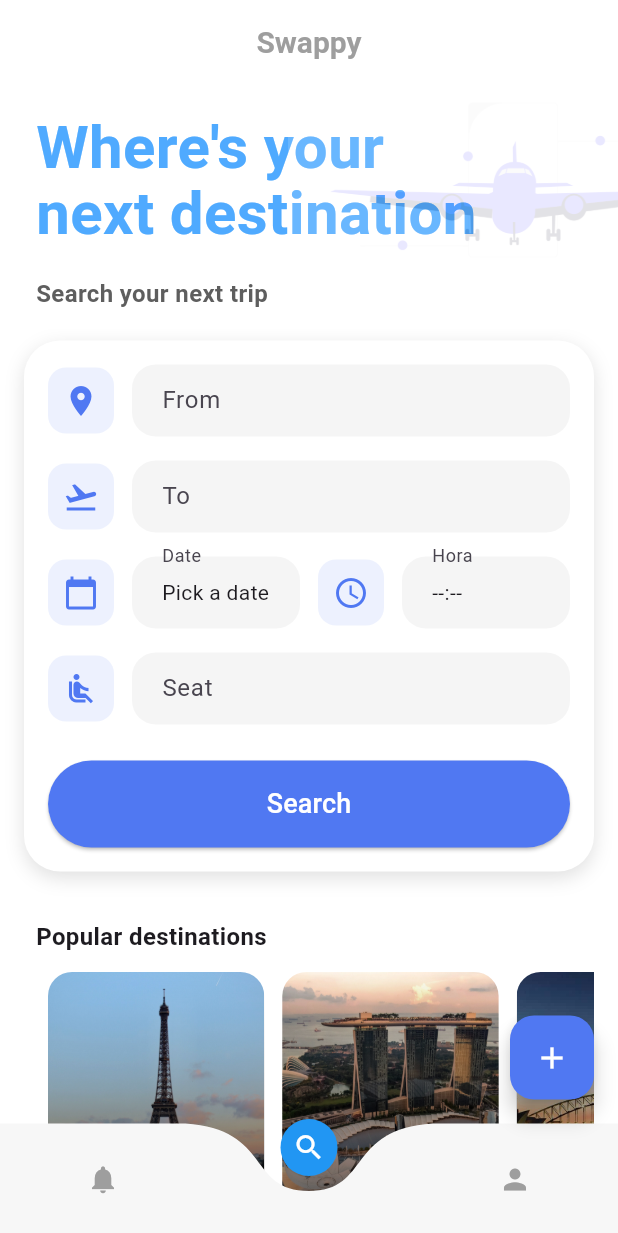
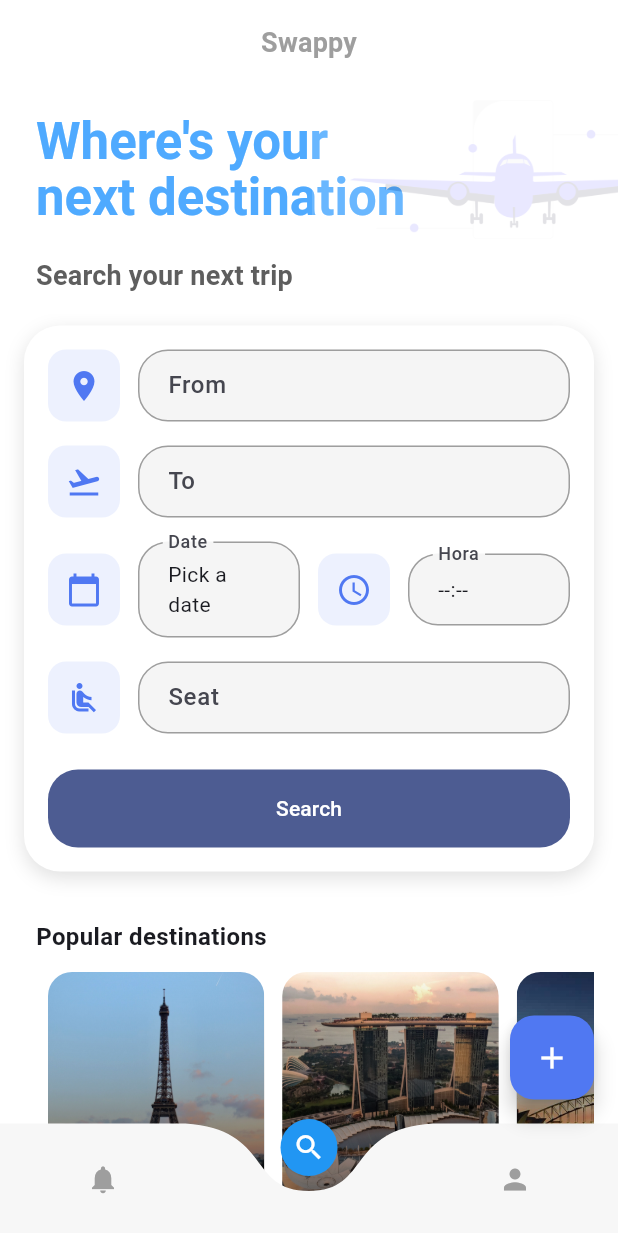
Before and after one commit to laiamarnav/Swappy, a Flutter app: the SearchScreen screen opened by its route, on a phone screen of 412 x 824 dp. Shown: the top 1233 px of the screen. Run offline on Flutter 3.47's test engine with Material 3 defaults, Android fonts, the phone set to English and light mode, and no system bars; drawn by our look-alikes of curved_navigation_bar; our stand-ins replace get_it, shared_preferences; accounts and stored records are empty.

Commit message:
feat: centralize theme and spacing

```diff
--- a/lib/presentation/search/search_screen.dart
+++ b/lib/presentation/search/search_screen.dart
@@ -11,6 +11,10 @@
 import '../widgets/search_form.dart';
 import '../widgets/search_summary.dart';
 import '../widgets/seat_request_dialog.dart';
+import '../../ui/spacing.dart';
+import '../../ui/max_width.dart';
+import '../../ui/states/loading_state.dart';
+import '../../ui/states/empty_state.dart';
 
 class SearchScreen extends StatefulWidget {
   const SearchScreen({super.key});
@@ -26,8 +30,9 @@
   final seatController = TextEditingController();
   DateTime? selectedDateTime;
 
-  late final search.SearchController controller =
-      search.SearchController(locator());
+  late final search.SearchController controller = search.SearchController(
+    locator(),
+  );
 
   @override
   void initState() {
@@ -62,8 +67,13 @@
     );
     if (time == null) return;
     setState(() {
-      selectedDateTime =
-          DateTime(date.year, date.month, date.day, time.hour, time.minute);
+      selectedDateTime = DateTime(
+        date.year,
+        date.month,
+        date.day,
+        time.hour,
+        time.minute,
+      );
     });
   }
 
@@ -102,23 +112,23 @@
       fab: FloatingActionButton(
         heroTag: 'search',
         onPressed: _navigateCreate,
+        tooltip: 'Create listing',
         backgroundColor: AppColors.primary,
         child: const Icon(Icons.add, color: Colors.white),
       ),
-      body: Column(
+      body: MaxWidth(
+        child: Column(
           children: [
             AppBar(
               backgroundColor: Colors.white,
               elevation: 0,
               centerTitle: true,
               automaticallyImplyLeading: false,
-              title: const Text(
+              title: Text(
                 'Swappy',
-                style: TextStyle(
-                  color: Colors.grey,
-                  fontSize: 20,
-                  fontWeight: FontWeight.w600,
-                ),
+                style: Theme.of(
+                  context,
+                ).textTheme.titleMedium?.copyWith(color: Colors.grey),
               ),
             ),
             if (state.status == AsyncStatus.idle)
@@ -128,14 +138,15 @@
                   Container(
                     width: double.infinity,
                     padding: const EdgeInsets.symmetric(
-                        horizontal: 24, vertical: 20),
+                      horizontal: spaceL,
+                      vertical: spaceM + spaceXS,
+                    ),
                     color: Colors.white,
-                    child: const Text(
+                    child: Text(
                       "Where's your\nnext destination",
-                      style: TextStyle(
-                        color: Color.fromARGB(255, 79, 170, 255),
-                        fontSize: 40,
-                        fontWeight: FontWeight.bold,
+                      style: Theme.of(context).textTheme.headlineLarge
+                          ?.copyWith(
+                            color: const Color.fromARGB(255, 79, 170, 255),
                             height: 1.1,
                           ),
                     ),
@@ -157,16 +168,19 @@
                   ),
                 ],
               ),
-            const Padding(
-              padding: EdgeInsets.fromLTRB(24, 0, 24, 12),
+            Padding(
+              padding: const EdgeInsets.fromLTRB(
+                spaceL,
+                0,
+                spaceL,
+                spaceS + spaceXS,
+              ),
               child: Align(
                 alignment: Alignment.centerLeft,
                 child: Text(
                   'Search your next trip',
-                  style: TextStyle(
-                    fontSize: 16,
-                    fontWeight: FontWeight.bold,
-                    color: Color.fromARGB(255, 94, 94, 94),
+                  style: Theme.of(context).textTheme.titleMedium?.copyWith(
+                    color: const Color.fromARGB(255, 94, 94, 94),
                   ),
                 ),
               ),
@@ -183,14 +197,17 @@
               child: Builder(
                 builder: (context) {
                   if (state.status == AsyncStatus.loading) {
-                    return const Center(child: CircularProgressIndicator());
+                    return const LoadingState();
                   }
                   if (state.status == AsyncStatus.error) {
                     return Column(
                       mainAxisAlignment: MainAxisAlignment.center,
                       children: [
-                        const Text('Something went wrong'),
-                        const SizedBox(height: 12),
+                        Text(
+                          'Something went wrong',
+                          style: Theme.of(context).textTheme.bodyLarge,
+                        ),
+                        const SizedBox(height: spaceS + spaceXS),
                         ElevatedButton(
                           onPressed: _submitSearch,
                           child: const Text('Retry'),
@@ -200,26 +217,32 @@
                   }
                   if (state.status == AsyncStatus.success) {
                     if (results.isEmpty) {
-                      return const Center(child: Text('No results found'));
+                      return const EmptyState(
+                        icon: Icons.search_off,
+                        title: 'No results found',
+                        subtitle: 'Try a different search',
+                      );
                     }
                     return SafeArea(
                       top: false,
                       child: ListView.builder(
                         padding: EdgeInsets.only(
-                          left: 16,
-                          right: 16,
-                          top: 8,
+                          left: spaceM,
+                          right: spaceM,
+                          top: spaceS,
                           bottom: bottomPadding,
                         ),
                         itemCount: results.length,
                         itemBuilder: (context, i) {
                           final r = results[i];
                           return Container(
-                            margin: const EdgeInsets.only(bottom: 12),
-                            padding: const EdgeInsets.all(16),
+                            margin: const EdgeInsets.only(
+                              bottom: spaceS + spaceXS,
+                            ),
+                            padding: const EdgeInsets.all(spaceM),
                             decoration: BoxDecoration(
                               color: Colors.white,
-                              borderRadius: BorderRadius.circular(16),
+                              borderRadius: BorderRadius.circular(spaceM),
                               boxShadow: [
                                 BoxShadow(
                                   color: Colors.black.withOpacity(0.05),
@@ -240,35 +263,60 @@
                                       children: [
                                         const Icon(
                                           Icons.flight_takeoff,
-                                          color: Color.fromARGB(255, 79, 170, 255),
+                                          color: Color.fromARGB(
+                                            255,
+                                            79,
+                                            170,
+                                            255,
                                           ),
-                                        const SizedBox(width: 8),
+                                        ),
+                                        const SizedBox(width: spaceS),
                                         Text(
                                           '${r.from} → ${r.to}',
-                                          style: const TextStyle(
-                                            fontSize: 16,
+                                          style: Theme.of(context)
+                                              .textTheme
+                                              .bodyLarge
+                                              ?.copyWith(
                                                 fontWeight: FontWeight.bold,
                                               ),
                                         ),
                                       ],
                                     ),
                                     Column(
-                                      crossAxisAlignment: CrossAxisAlignment.end,
+                                      crossAxisAlignment:
+                                          CrossAxisAlignment.end,
                                       children: [
-                                        Text(Dates.ymd(r.dateTime),
-                                            style: const TextStyle(
-                                                color: Colors.grey, fontSize: 12)),
-                                        Text(Dates.time.format(r.dateTime),
-                                            style: const TextStyle(
-                                                color: Colors.grey, fontSize: 12)),
+                                        Text(
+                                          Dates.ymd(r.dateTime),
+                                          style: Theme.of(context)
+                                              .textTheme
+                                              .bodyMedium
+                                              ?.copyWith(
+                                                color: Colors.grey,
+                                                fontSize: 12,
+                                              ),
+                                        ),
+                                        Text(
+                                          Dates.time.format(r.dateTime),
+                                          style: Theme.of(context)
+                                              .textTheme
+                                              .bodyMedium
+                                              ?.copyWith(
+                                                color: Colors.grey,
+                                                fontSize: 12,
+                                              ),
+                                        ),
                                       ],
                                     ),
                                   ],
                                 ),
-                                const SizedBox(height: 8),
-                                Text(r.airline,
-                                    style: const TextStyle(color: Colors.grey)),
-                                const Divider(height: 20),
+                                const SizedBox(height: spaceS),
+                                Text(
+                                  r.airline,
+                                  style: Theme.of(context).textTheme.bodyMedium
+                                      ?.copyWith(color: Colors.grey),
+                                ),
+                                const Divider(height: spaceM + spaceS),
                                 Row(
                                   mainAxisAlignment:
                                       MainAxisAlignment.spaceBetween,
@@ -282,20 +330,12 @@
                                             'to': r.to,
                                             'seat': r.seat,
                                             'date': Dates.ymd(r.dateTime),
-                                        'time': Dates.time.format(r.dateTime),
+                                            'time': Dates.time.format(
+                                              r.dateTime,
+                                            ),
                                           }),
                                       icon: const Icon(Icons.event_seat),
                                       label: const Text('Solicitar asiento'),
-                                      style: ElevatedButton.styleFrom(
-                                        backgroundColor:
-                                            AppColors.primary.withOpacity(0.1),
-                                        foregroundColor: AppColors.primary,
-                                        elevation: 0,
-                                        shape: RoundedRectangleBorder(
-                                          borderRadius:
-                                              BorderRadius.circular(20),
-                                        ),
-                                      ),
                                     ),
                                   ],
                                 ),
@@ -313,7 +353,9 @@
                         final sectionWidth = constraints.maxWidth / 2;
                         return SingleChildScrollView(
                           padding: const EdgeInsets.symmetric(
-                              horizontal: 16, vertical: 8),
+                            horizontal: spaceM,
+                            vertical: spaceS,
+                          ),
                           child: Column(
                             children: [
                               Row(
@@ -330,21 +372,24 @@
                                       onSubmit: _submitSearch,
                                     ),
                                   ),
-                                  const SizedBox(width: 16),
+                                  const SizedBox(width: spaceM),
                                   Expanded(
                                     child: DestinationCarousel(
-                                        screenWidth: sectionWidth),
+                                      screenWidth: sectionWidth,
+                                    ),
                                   ),
                                 ],
                               ),
-                              const SizedBox(height: 24),
+                              const SizedBox(height: spaceL),
                             ],
                           ),
                         );
                       }
                       return SingleChildScrollView(
                         padding: const EdgeInsets.symmetric(
-                            horizontal: 16, vertical: 8),
+                          horizontal: spaceM,
+                          vertical: spaceS,
+                        ),
                         child: Column(
                           children: [
                             SearchForm(
@@ -356,10 +401,11 @@
                               onPickDateTime: _pickDateTime,
                               onSubmit: _submitSearch,
                             ),
-                            const SizedBox(height: 8),
+                            const SizedBox(height: spaceS),
                             DestinationCarousel(
-                                screenWidth: constraints.maxWidth),
-                            const SizedBox(height: 24),
+                              screenWidth: constraints.maxWidth,
+                            ),
+                            const SizedBox(height: spaceL),
                           ],
                         ),
                       );
@@ -370,6 +416,7 @@
             ),
           ],
         ),
+      ),
     );
   }
 }
--- a/lib/presentation/widgets/search_form.dart
+++ b/lib/presentation/widgets/search_form.dart
@@ -2,6 +2,7 @@
 
 import '../../constants/app_colors.dart';
 import '../../constants/dates.dart';
+import '../../ui/spacing.dart';
 import 'tap_scale.dart';
 
 class SearchForm extends StatelessWidget {
@@ -29,10 +30,10 @@
     return Center(
       child: Container(
         constraints: const BoxConstraints(maxWidth: 600),
-        padding: const EdgeInsets.all(16),
+        padding: const EdgeInsets.all(spaceM),
         decoration: BoxDecoration(
           color: Colors.white,
-          borderRadius: BorderRadius.circular(24),
+          borderRadius: BorderRadius.circular(spaceL),
           boxShadow: [
             BoxShadow(
               color: Colors.black12,
@@ -47,9 +48,9 @@
             crossAxisAlignment: CrossAxisAlignment.start,
             children: [
               _inputTile(Icons.location_on, "From", fromController),
-              const SizedBox(height: 16),
+              const SizedBox(height: spaceM),
               _inputTile(Icons.flight_takeoff, "To", toController),
-              const SizedBox(height: 16),
+              const SizedBox(height: spaceM),
               Row(
                 children: [
                   Expanded(
@@ -61,7 +62,7 @@
                           : 'Pick a date',
                     ),
                   ),
-                  const SizedBox(width: 12),
+                  const SizedBox(width: spaceS + spaceXS),
                   Expanded(
                     child: _dateTimeTile(
                       Icons.access_time,
@@ -73,25 +74,19 @@
                   ),
                 ],
               ),
-              const SizedBox(height: 16),
-              _inputTile(Icons.airline_seat_recline_normal, "Seat", seatController),
-              const SizedBox(height: 24),
+              const SizedBox(height: spaceM),
+              _inputTile(
+                Icons.airline_seat_recline_normal,
+                "Seat",
+                seatController,
+              ),
+              const SizedBox(height: spaceL),
               SizedBox(
                 width: double.infinity,
                 child: TapScale(
-                  child: ElevatedButton(
+                  child: FilledButton(
                     onPressed: onSubmit,
-                    style: ElevatedButton.styleFrom(
-                      padding: const EdgeInsets.symmetric(vertical: 16),
-                      shape: RoundedRectangleBorder(
-                        borderRadius: BorderRadius.circular(30),
-                      ),
-                      backgroundColor: AppColors.primary,
-                    ),
-                    child: const Text(
-                      "Search",
-                      style: TextStyle(fontSize: 18, color: Colors.white),
-                    ),
+                    child: const Text("Search"),
                   ),
                 ),
               ),
@@ -102,11 +97,15 @@
     );
   }
 
-  Widget _inputTile(IconData icon, String label, TextEditingController controller) {
+  Widget _inputTile(
+    IconData icon,
+    String label,
+    TextEditingController controller,
+  ) {
     return Row(
       children: [
         _iconBox(icon),
-        const SizedBox(width: 12),
+        const SizedBox(width: spaceS + spaceXS),
         Expanded(
           child: TextFormField(
             controller: controller,
@@ -114,13 +113,17 @@
               labelText: label,
               filled: true,
               fillColor: Colors.grey[100],
-              contentPadding: const EdgeInsets.symmetric(horizontal: 16, vertical: 12),
+              contentPadding: const EdgeInsets.symmetric(
+                horizontal: spaceM,
+                vertical: spaceS + spaceXS,
+              ),
               border: OutlineInputBorder(
-                borderRadius: BorderRadius.circular(16),
+                borderRadius: BorderRadius.circular(spaceM),
                 borderSide: BorderSide.none,
               ),
             ),
-            validator: (value) => value == null || value.isEmpty ? 'Required' : null,
+            validator: (value) =>
+                value == null || value.isEmpty ? 'Required' : null,
           ),
         ),
       ],
@@ -131,7 +134,7 @@
     return Row(
       children: [
         _iconBox(icon),
-        const SizedBox(width: 12),
+        const SizedBox(width: spaceS + spaceXS),
         Expanded(
           child: GestureDetector(
             onTap: onPickDateTime,
@@ -140,9 +143,12 @@
                 labelText: label,
                 filled: true,
                 fillColor: Colors.grey[100],
-                contentPadding: const EdgeInsets.symmetric(horizontal: 16, vertical: 12),
+                contentPadding: const EdgeInsets.symmetric(
+                  horizontal: spaceM,
+                  vertical: spaceS + spaceXS,
+                ),
                 border: OutlineInputBorder(
-                  borderRadius: BorderRadius.circular(16),
+                  borderRadius: BorderRadius.circular(spaceM),
                   borderSide: BorderSide.none,
                 ),
               ),
@@ -156,10 +162,10 @@
 
   Widget _iconBox(IconData icon) {
     return Container(
-      padding: const EdgeInsets.all(10),
+      padding: const EdgeInsets.all(spaceS + spaceXS),
       decoration: BoxDecoration(
         color: AppColors.primary.withOpacity(0.1),
-        borderRadius: BorderRadius.circular(12),
+        borderRadius: BorderRadius.circular(spaceS + spaceXS),
       ),
       child: Icon(icon, color: AppColors.primary),
     );
--- /dev/null
+++ b/lib/ui/max_width.dart
@@ -0,0 +1,17 @@
+import 'package:flutter/material.dart';
+
+class MaxWidth extends StatelessWidget {
+  final double maxWidth;
+  final Widget child;
+  const MaxWidth({super.key, this.maxWidth = 1200, required this.child});
+
+  @override
+  Widget build(BuildContext context) {
+    return Center(
+      child: ConstrainedBox(
+        constraints: BoxConstraints(maxWidth: maxWidth),
+        child: child,
+      ),
+    );
+  }
+}
--- /dev/null
+++ b/lib/ui/spacing.dart
@@ -0,0 +1,5 @@
+const double spaceXS = 4;
+const double spaceS = 8;
+const double spaceM = 16;
+const double spaceL = 24;
+const double spaceXL = 32;
```
Also changed, not shown: lib/app.dart (+2 -15 lines), lib/ui/states/empty_state.dart (added, +50 -0 lines), lib/ui/states/loading_state.dart (added, +10 -0 lines), lib/ui/theme.dart (added, +54 -0 lines), 2 other files. Lines whose indentation alone changed are shown as unchanged.
